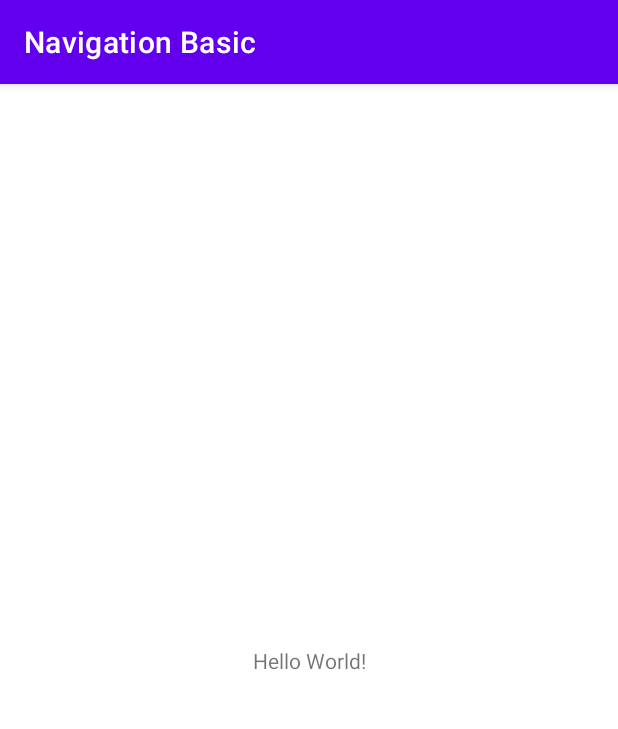
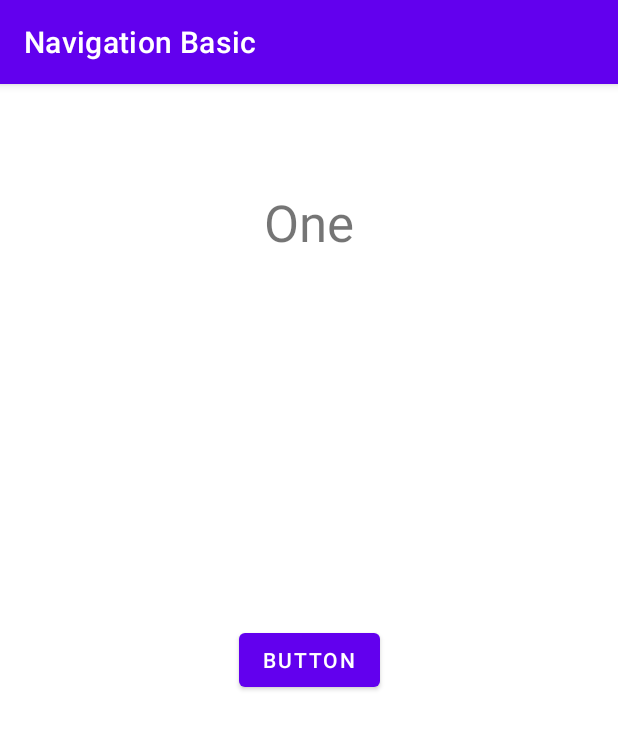
Before and after one commit to nguyenphuc22/Navigation-Component, an Android app: the screen it shows after launch (MainActivity), on a phone screen of 412 x 824 dp. Shown: the top 729 px of the screen. Run offline under Robolectric (Android 15) with nearby library versions, the phone set to English and light mode, and no system bars.

Commit message:
Implement Basic

```diff
--- a/NavigationBasic/app/build.gradle
+++ b/NavigationBasic/app/build.gradle
@@ -37,6 +37,9 @@ dependencies {
     implementation 'androidx.appcompat:appcompat:1.3.1'
     implementation 'com.google.android.material:material:1.4.0'
     implementation 'androidx.constraintlayout:constraintlayout:2.1.1'
+    implementation 'androidx.navigation:navigation-fragment-ktx:2.3.5'
+    implementation 'androidx.navigation:navigation-ui-ktx:2.3.5'
+    implementation 'androidx.legacy:legacy-support-v4:1.0.0'
     testImplementation 'junit:junit:4.+'
     androidTestImplementation 'androidx.test.ext:junit:1.1.3'
     androidTestImplementation 'androidx.test.espresso:espresso-core:3.4.0'
--- /dev/null
+++ b/NavigationBasic/app/src/main/java/com/example/navigationbasic/FirstFragment.kt
@@ -0,0 +1,37 @@
+package com.example.navigationbasic
+
+import android.os.Bundle
+import androidx.fragment.app.Fragment
+import android.view.LayoutInflater
+import android.view.View
+import android.view.ViewGroup
+import android.widget.Button
+import androidx.navigation.Navigation
+
+
+class FirstFragment : Fragment() {
+   lateinit var button : Button
+
+    override fun onCreate(savedInstanceState: Bundle?) {
+        super.onCreate(savedInstanceState)
+
+    }
+
+    override fun onCreateView(
+        inflater: LayoutInflater, container: ViewGroup?,
+        savedInstanceState: Bundle?
+    ): View? {
+        var view = inflater.inflate(R.layout.fragment_first, container, false)
+        button = view.findViewById(R.id.button)
+        // Inflate the layout for this fragment
+        return view
+    }
+
+    override fun onViewCreated(view: View, savedInstanceState: Bundle?) {
+        super.onViewCreated(view, savedInstanceState)
+        button.setOnClickListener {
+            Navigation.findNavController(button).navigate(R.id.action_firstFragment_to_twoFragment)
+        }
+    }
+
+}
--- a/NavigationBasic/app/src/main/res/layout/activity_main.xml
+++ b/NavigationBasic/app/src/main/res/layout/activity_main.xml
@@ -6,13 +6,15 @@
     android:layout_height="match_parent"
     tools:context=".MainActivity">
 
-    <TextView
-        android:layout_width="wrap_content"
-        android:layout_height="wrap_content"
-        android:text="Hello World!"
+    <androidx.fragment.app.FragmentContainerView
+        android:id="@+id/fragmentContainerView"
+        android:name="androidx.navigation.fragment.NavHostFragment"
+        android:layout_width="0dp"
+        android:layout_height="0dp"
+        app:defaultNavHost="true"
         app:layout_constraintBottom_toBottomOf="parent"
-        app:layout_constraintLeft_toLeftOf="parent"
-        app:layout_constraintRight_toRightOf="parent"
-        app:layout_constraintTop_toTopOf="parent" />
-
+        app:layout_constraintEnd_toEndOf="parent"
+        app:layout_constraintStart_toStartOf="parent"
+        app:layout_constraintTop_toTopOf="parent"
+        app:navGraph="@navigation/my_nav" />
 </androidx.constraintlayout.widget.ConstraintLayout>
--- /dev/null
+++ b/NavigationBasic/app/src/main/res/layout/fragment_first.xml
@@ -0,0 +1,29 @@
+<?xml version="1.0" encoding="utf-8"?>
+<androidx.constraintlayout.widget.ConstraintLayout xmlns:android="http://schemas.android.com/apk/res/android"
+    xmlns:app="http://schemas.android.com/apk/res-auto"
+    xmlns:tools="http://schemas.android.com/tools"
+    android:layout_width="match_parent"
+    android:layout_height="match_parent"
+    tools:context=".FirstFragment">
+
+    <Button
+        android:id="@+id/button"
+        android:layout_width="wrap_content"
+        android:layout_height="wrap_content"
+        android:text="Button"
+        app:layout_constraintBottom_toBottomOf="parent"
+        app:layout_constraintEnd_toEndOf="parent"
+        app:layout_constraintStart_toStartOf="parent"
+        app:layout_constraintTop_toTopOf="parent" />
+
+    <TextView
+        android:id="@+id/textView"
+        android:layout_width="wrap_content"
+        android:layout_height="wrap_content"
+        android:layout_marginTop="69dp"
+        android:text="One"
+        android:textSize="34sp"
+        app:layout_constraintEnd_toEndOf="parent"
+        app:layout_constraintStart_toStartOf="parent"
+        app:layout_constraintTop_toTopOf="parent" />
+</androidx.constraintlayout.widget.ConstraintLayout>
--- /dev/null
+++ b/NavigationBasic/app/src/main/res/navigation/my_nav.xml
@@ -0,0 +1,30 @@
+<?xml version="1.0" encoding="utf-8"?>
+<navigation xmlns:android="http://schemas.android.com/apk/res/android"
+    xmlns:app="http://schemas.android.com/apk/res-auto"
+    xmlns:tools="http://schemas.android.com/tools"
+    android:id="@+id/my_nav"
+    app:startDestination="@id/firstFragment">
+
+    <fragment
+        android:id="@+id/firstFragment"
+        android:name="com.example.navigationbasic.FirstFragment"
+        android:label="fragment_first"
+        tools:layout="@layout/fragment_first" >
+        <action
+            android:id="@+id/action_firstFragment_to_twoFragment"
+            app:destination="@id/twoFragment"
+            app:enterAnim="@android:anim/fade_in"
+            app:exitAnim="@android:anim/fade_out" />
+    </fragment>
+    <fragment
+        android:id="@+id/twoFragment"
+        android:name="com.example.navigationbasic.TwoFragment"
+        android:label="fragment_two"
+        tools:layout="@layout/fragment_two" >
+        <action
+            android:id="@+id/action_twoFragment_to_firstFragment"
+            app:destination="@id/firstFragment"
+            app:enterAnim="@android:anim/fade_in"
+            app:exitAnim="@android:anim/fade_out" />
+    </fragment>
+</navigation>
--- a/NavigationBasic/app/src/main/res/values/strings.xml
+++ b/NavigationBasic/app/src/main/res/values/strings.xml
@@ -1,3 +1,5 @@
 <resources>
     <string name="app_name">Navigation Basic</string>
+    <!-- TODO: Remove or change this placeholder text -->
+    <string name="hello_blank_fragment">Hello blank fragment</string>
 </resources>
```
Also changed, not shown: NavigationBasic/app/src/main/java/com/example/navigationbasic/TwoFragment.kt (added, +36 -0 lines), NavigationBasic/app/src/main/res/layout/fragment_two.xml (added, +29 -0 lines).
